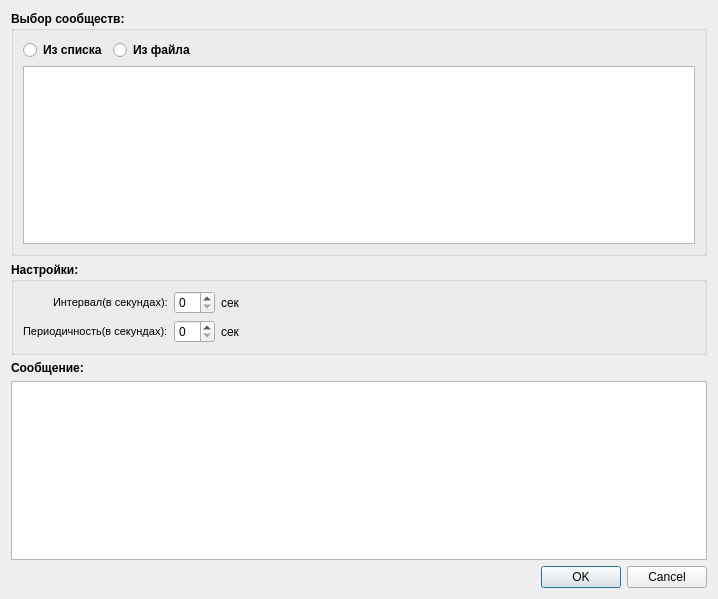
First picture: the form in addtaskwindow.ui, repository BupTy03/QtBot, before the edit.
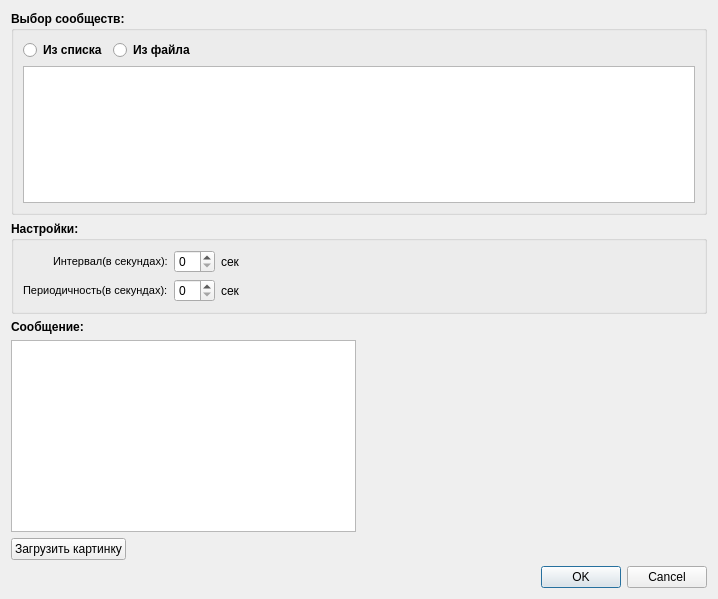
Second picture: the form after the edit.

Commit message: load and save photo added

Diff of the .ui file:
```diff
--- a/addtaskwindow.ui
+++ b/addtaskwindow.ui
@@ -188,8 +188,6 @@
     </widget>
    </item>
    <item>
-    <layout class="QVBoxLayout" name="verticalLayout_2">
-     <item>
       <widget class="QLabel" name="label_6">
        <property name="font">
         <font>
@@ -203,17 +201,45 @@
       </widget>
      </item>
      <item>
+    <layout class="QHBoxLayout" name="horizontalLayout_5">
+     <item>
       <widget class="QTextEdit" name="textMessage">
        <property name="sizePolicy">
-        <sizepolicy hsizetype="Expanding" vsizetype="Expanding">
+        <sizepolicy hsizetype="Minimum" vsizetype="Minimum">
          <horstretch>0</horstretch>
          <verstretch>2</verstretch>
         </sizepolicy>
        </property>
       </widget>
      </item>
+     <item>
+      <widget class="QLabel" name="loadImageLabel">
+       <property name="sizePolicy">
+        <sizepolicy hsizetype="Minimum" vsizetype="Minimum">
+         <horstretch>0</horstretch>
+         <verstretch>0</verstretch>
+        </sizepolicy>
+       </property>
+       <property name="text">
+        <string/>
+       </property>
+      </widget>
+     </item>
     </layout>
    </item>
+   <item>
+    <widget class="QPushButton" name="loadImageBtn">
+     <property name="sizePolicy">
+      <sizepolicy hsizetype="Maximum" vsizetype="Fixed">
+       <horstretch>0</horstretch>
+       <verstretch>0</verstretch>
+      </sizepolicy>
+     </property>
+     <property name="text">
+      <string>Загрузить картинку</string>
+     </property>
+    </widget>
+   </item>
    <item>
     <widget class="QDialogButtonBox" name="buttonBox">
      <property name="orientation">
```
Lines whose indentation alone changed are shown as unchanged. The commit also changes 9 other files.
